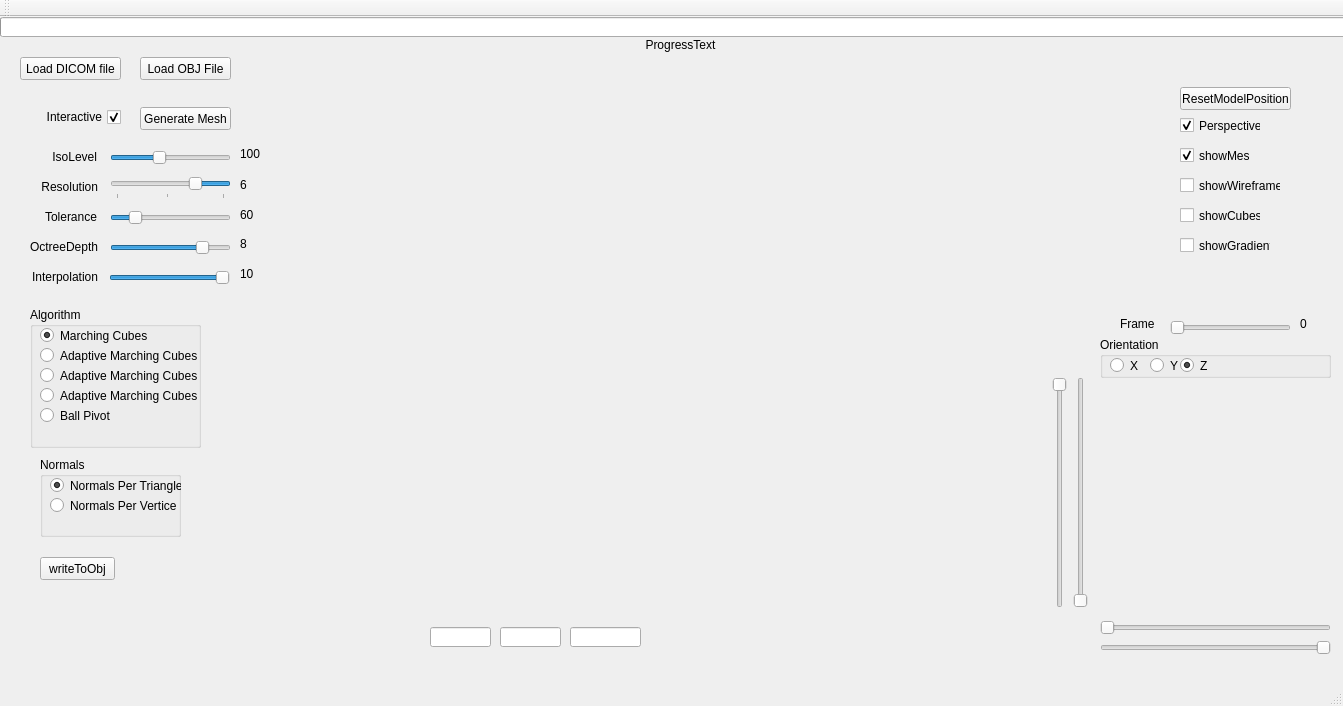
RaduAlexandru/Volume-Renderer, file VolumeRenderer/volumerenderer.ui: the form before one commit.
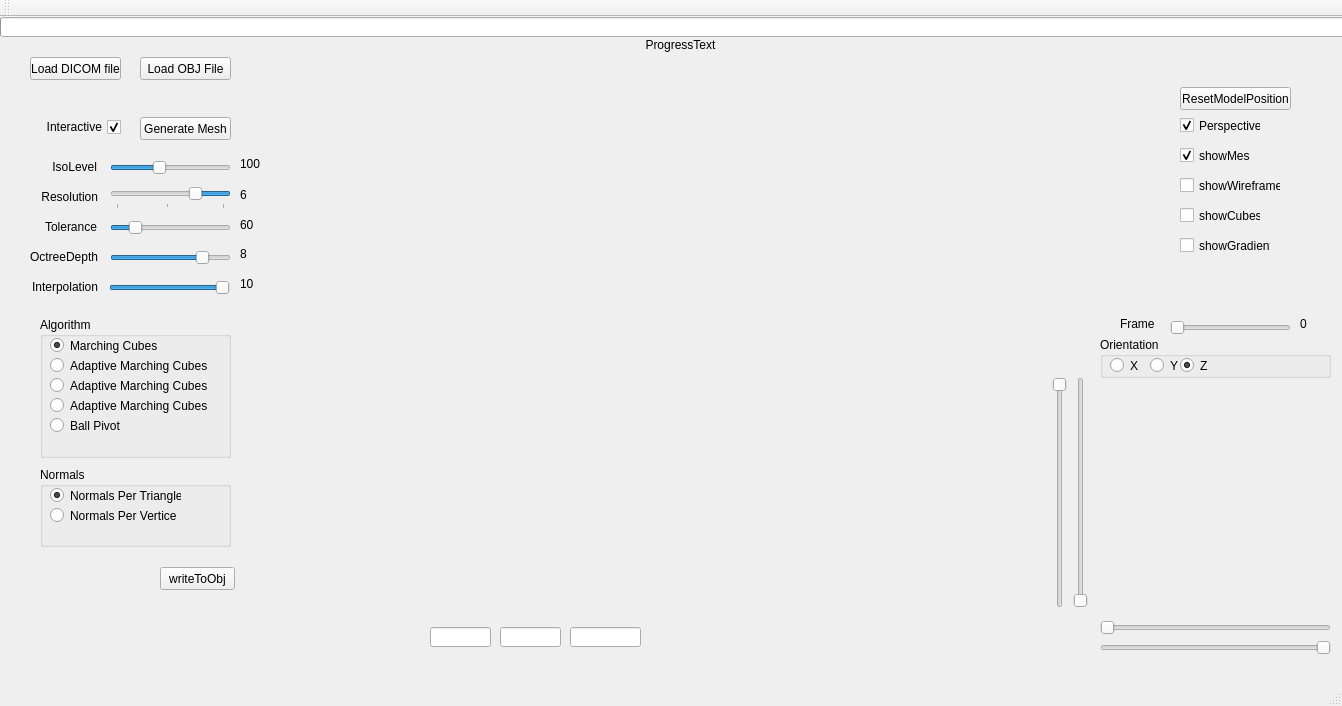
The form after the commit. Custom widgets are drawn as their Qt base class.

Patch:
```diff
--- a/VolumeRenderer/volumerenderer.ui
+++ b/VolumeRenderer/volumerenderer.ui
@@ -6,7 +6,7 @@
    <rect>
     <x>0</x>
     <y>0</y>
-    <width>1343</width>
+    <width>1342</width>
     <height>706</height>
    </rect>
   </property>
@@ -98,9 +98,9 @@
    <widget class="QPushButton" name="loadDICOMFromFile">
     <property name="geometry">
      <rect>
-      <x>20</x>
+      <x>30</x>
       <y>40</y>
-      <width>101</width>
+      <width>91</width>
       <height>23</height>
      </rect>
     </property>
@@ -140,9 +140,9 @@
    <widget class="QGroupBox" name="groupBox_2">
     <property name="geometry">
      <rect>
-      <x>30</x>
-      <y>290</y>
-      <width>171</width>
+      <x>40</x>
+      <y>300</y>
+      <width>191</width>
       <height>141</height>
      </rect>
     </property>
@@ -222,8 +222,8 @@
     <property name="geometry">
      <rect>
       <x>40</x>
-      <y>440</y>
-      <width>141</width>
+      <y>450</y>
+      <width>191</width>
       <height>80</height>
      </rect>
     </property>
@@ -436,7 +436,7 @@
     <property name="geometry">
      <rect>
       <x>240</x>
-      <y>160</y>
+      <y>170</y>
       <width>31</width>
       <height>16</height>
      </rect>
@@ -449,7 +449,7 @@
     <property name="geometry">
      <rect>
       <x>110</x>
-      <y>190</y>
+      <y>200</y>
       <width>121</width>
       <height>22</height>
      </rect>
@@ -468,7 +468,7 @@
     <property name="geometry">
      <rect>
       <x>7</x>
-      <y>220</y>
+      <y>230</y>
       <width>91</width>
       <height>20</height>
      </rect>
@@ -484,7 +484,7 @@
     <property name="geometry">
      <rect>
       <x>26</x>
-      <y>190</y>
+      <y>200</y>
       <width>71</width>
       <height>20</height>
      </rect>
@@ -500,7 +500,7 @@
     <property name="geometry">
      <rect>
       <x>17</x>
-      <y>160</y>
+      <y>170</y>
       <width>81</width>
       <height>20</height>
      </rect>
@@ -516,7 +516,7 @@
     <property name="geometry">
      <rect>
       <x>110</x>
-      <y>160</y>
+      <y>170</y>
       <width>121</width>
       <height>22</height>
      </rect>
@@ -547,7 +547,7 @@
     <property name="geometry">
      <rect>
       <x>110</x>
-      <y>220</y>
+      <y>230</y>
       <width>121</width>
       <height>22</height>
      </rect>
@@ -566,7 +566,7 @@
     <property name="geometry">
      <rect>
       <x>110</x>
-      <y>130</y>
+      <y>140</y>
       <width>121</width>
       <height>22</height>
      </rect>
@@ -585,7 +585,7 @@
     <property name="geometry">
      <rect>
       <x>240</x>
-      <y>130</y>
+      <y>140</y>
       <width>47</width>
       <height>13</height>
      </rect>
@@ -598,7 +598,7 @@
     <property name="geometry">
      <rect>
       <x>7</x>
-      <y>250</y>
+      <y>260</y>
       <width>91</width>
       <height>20</height>
      </rect>
@@ -614,7 +614,7 @@
     <property name="geometry">
      <rect>
       <x>30</x>
-      <y>90</y>
+      <y>100</y>
       <width>91</width>
       <height>20</height>
      </rect>
@@ -633,7 +633,7 @@
     <property name="geometry">
      <rect>
       <x>109</x>
-      <y>250</y>
+      <y>260</y>
       <width>121</width>
       <height>22</height>
      </rect>
@@ -655,7 +655,7 @@
     <property name="geometry">
      <rect>
       <x>26</x>
-      <y>130</y>
+      <y>140</y>
       <width>71</width>
       <height>20</height>
      </rect>
@@ -671,7 +671,7 @@
     <property name="geometry">
      <rect>
       <x>140</x>
-      <y>90</y>
+      <y>100</y>
       <width>91</width>
       <height>23</height>
      </rect>
@@ -684,7 +684,7 @@
     <property name="geometry">
      <rect>
       <x>240</x>
-      <y>190</y>
+      <y>200</y>
       <width>31</width>
       <height>16</height>
      </rect>
@@ -697,7 +697,7 @@
     <property name="geometry">
      <rect>
       <x>240</x>
-      <y>220</y>
+      <y>230</y>
       <width>47</width>
       <height>13</height>
      </rect>
@@ -710,7 +710,7 @@
     <property name="geometry">
      <rect>
       <x>240</x>
-      <y>250</y>
+      <y>260</y>
       <width>47</width>
       <height>13</height>
      </rect>
@@ -807,8 +807,8 @@
    <widget class="QPushButton" name="writeObjButton">
     <property name="geometry">
      <rect>
-      <x>40</x>
-      <y>540</y>
+      <x>160</x>
+      <y>550</y>
       <width>75</width>
       <height>23</height>
      </rect>
```
Left out of the diff: 4 changed lines with no effect on the pictures.
